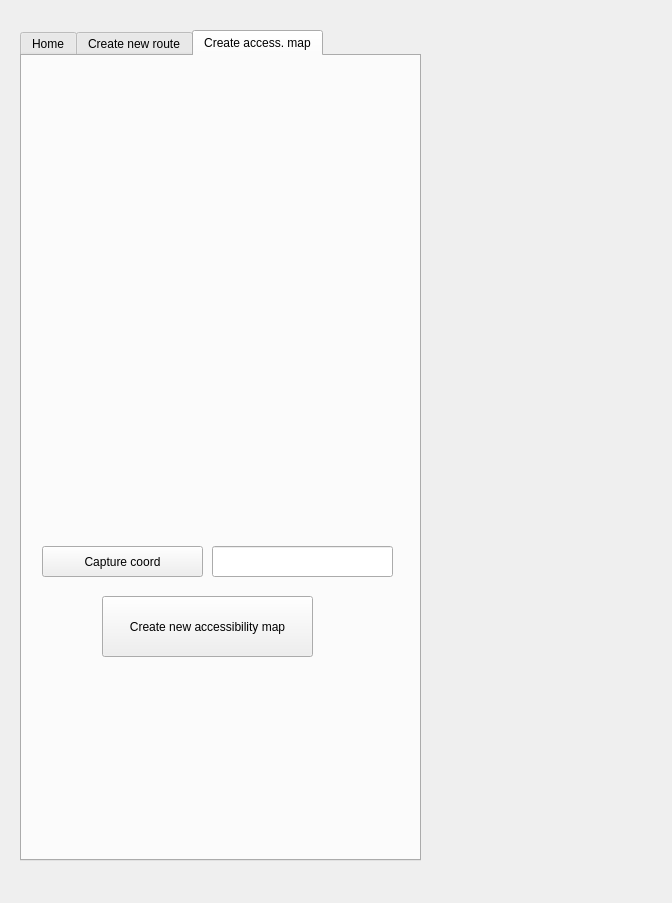
Before: the Qt Designer form transition_qgis_dockwidget_base.ui in chairemobilite/transition_qgis, drawn with Qt 5.
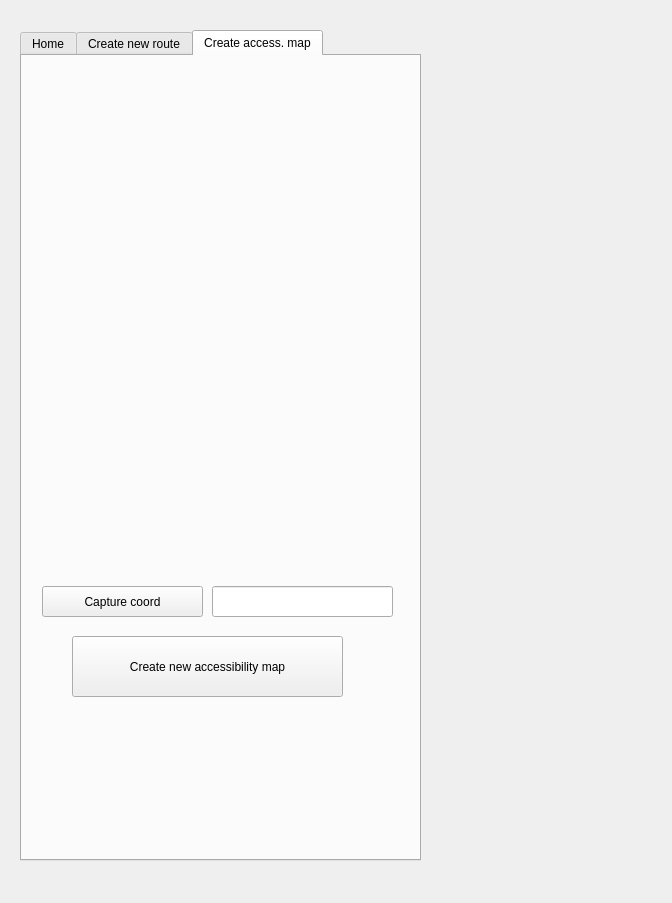
After: the same form once the commit is applied.

Commit message: Added translation for new tab

```diff
--- a/transition_qgis_dockwidget_base.ui
+++ b/transition_qgis_dockwidget_base.ui
@@ -162,7 +162,7 @@
      <property name="geometry">
       <rect>
        <x>20</x>
-       <y>490</y>
+       <y>530</y>
        <width>161</width>
        <height>31</height>
       </rect>
@@ -174,9 +174,9 @@
     <widget class="QPushButton" name="accessibilityButton">
      <property name="geometry">
       <rect>
-       <x>80</x>
-       <y>540</y>
-       <width>211</width>
+       <x>50</x>
+       <y>580</y>
+       <width>271</width>
        <height>61</height>
       </rect>
      </property>
@@ -188,7 +188,7 @@
      <property name="geometry">
       <rect>
        <x>190</x>
-       <y>490</y>
+       <y>530</y>
        <width>181</width>
        <height>31</height>
       </rect>
@@ -200,7 +200,7 @@
        <x>10</x>
        <y>10</y>
        <width>371</width>
-       <height>461</height>
+       <height>501</height>
       </rect>
      </property>
      <layout class="QVBoxLayout" name="accessibilityVerticalLayout"/>
```
The commit also changes 3 other files.
